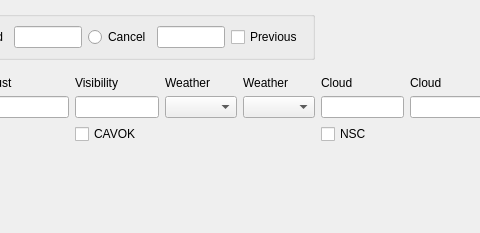
up1and/tafor, file tafor/components/ui/taf_primary.ui: the form before one commit; both pictures show x 294 to 774 and y 0 to 233 of the 978 by 233 pixel window.
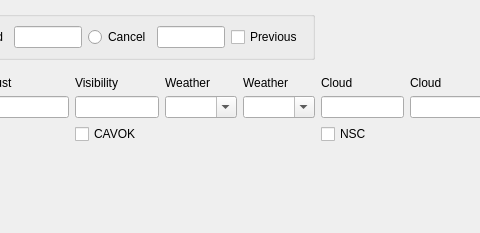
The form after the commit.

Diff of the .ui file:
```diff
--- a/tafor/components/ui/taf_primary.ui
+++ b/tafor/components/ui/taf_primary.ui
@@ -161,7 +161,11 @@
     </widget>
    </item>
    <item row="3" column="5">
-    <widget class="QComboBox" name="weatherWithIntensity"/>
+    <widget class="QComboBox" name="weatherWithIntensity">
+     <property name="editable">
+      <bool>true</bool>
+     </property>
+    </widget>
    </item>
    <item row="1" column="0" colspan="11">
     <spacer name="horizontalSpacer">
@@ -227,7 +231,11 @@
     </widget>
    </item>
    <item row="3" column="6">
-    <widget class="QComboBox" name="weather"/>
+    <widget class="QComboBox" name="weather">
+     <property name="editable">
+      <bool>true</bool>
+     </property>
+    </widget>
    </item>
    <item row="0" column="0" colspan="7">
     <widget class="QGroupBox" name="sortGroup">
```
